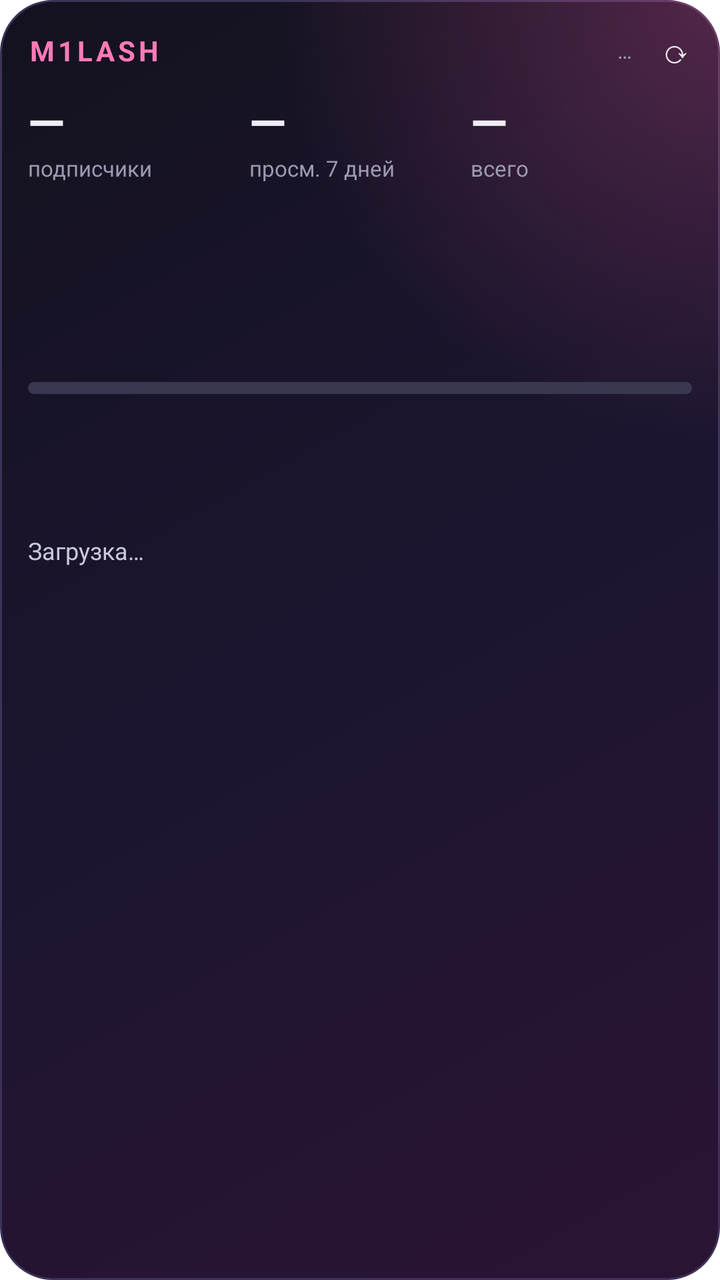
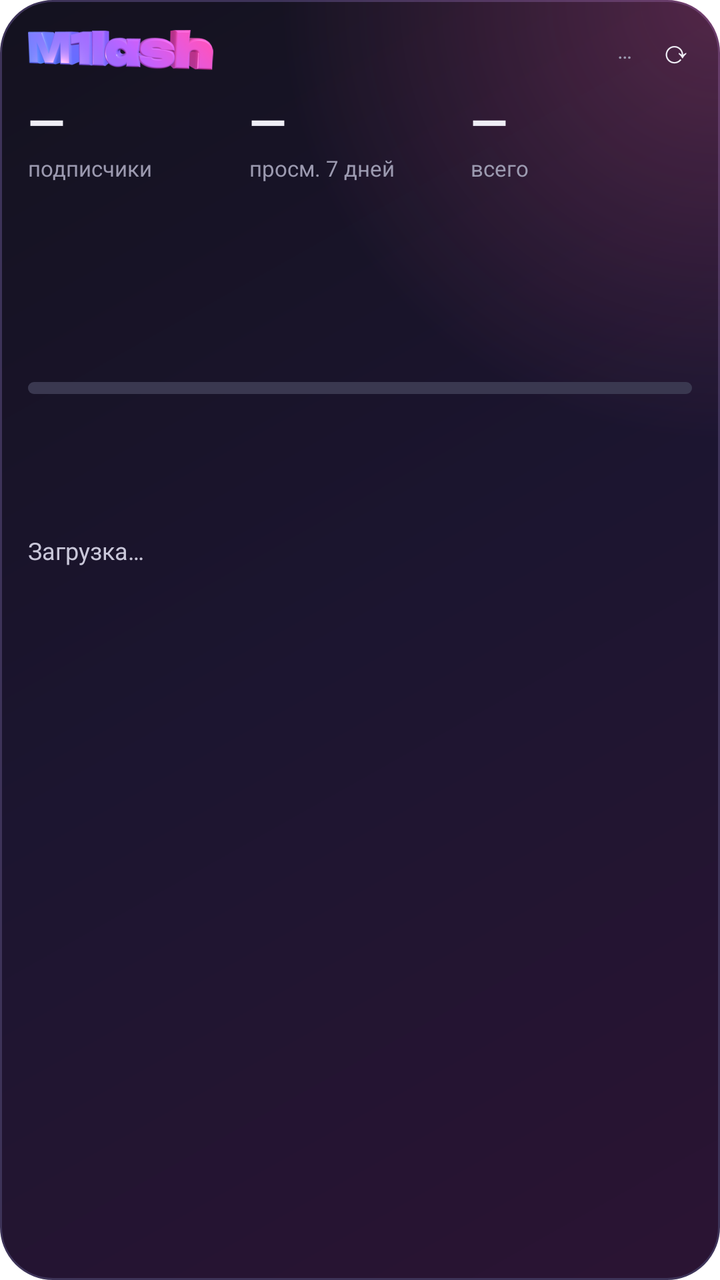

Before-and-after screenshots of an Android layout around one commit, followed by the original layout XML and the change that was made.
<!-- AndroidManifest.xml: fallback theme Theme.MaterialComponents.DayNight.NoActionBar -->
<!-- res/layout/widget.xml -->
<?xml version="1.0" encoding="utf-8"?>
<LinearLayout xmlns:android="http://schemas.android.com/apk/res/android" android:id="@+id/root"
    android:layout_width="match_parent" android:layout_height="match_parent" android:orientation="vertical"
    android:background="@drawable/bg" android:padding="14dp">
    <LinearLayout android:layout_width="match_parent" android:layout_height="wrap_content" android:orientation="horizontal" android:gravity="center_vertical">
        <TextView android:layout_width="0dp" android:layout_weight="1" android:layout_height="wrap_content" android:text="M1LASH" android:textColor="#FF7AB8" android:textStyle="bold" android:textSize="14sp" android:letterSpacing="0.12"/>
        <TextView android:id="@+id/updated" android:layout_width="wrap_content" android:layout_height="wrap_content" android:textColor="#9C9AB0" android:textSize="11sp" android:text="…"/>
        <TextView android:id="@+id/refresh" android:layout_width="wrap_content" android:layout_height="wrap_content" android:text="  ⟳" android:textColor="#EFEEF6" android:textSize="16sp" android:paddingStart="6dp"/>
    </LinearLayout>
    <LinearLayout android:layout_width="match_parent" android:layout_height="wrap_content" android:orientation="horizontal" android:layout_marginTop="8dp">
        <LinearLayout android:layout_width="0dp" android:layout_weight="1" android:layout_height="wrap_content" android:orientation="vertical">
            <TextView android:id="@+id/subs" android:layout_width="wrap_content" android:layout_height="wrap_content" android:text="—" android:textColor="#EFEEF6" android:textStyle="bold" android:textSize="24sp"/>
            <TextView android:layout_width="wrap_content" android:layout_height="wrap_content" android:text="подписчики" android:textColor="#9C9AB0" android:textSize="11sp"/>
        </LinearLayout>
        <LinearLayout android:layout_width="0dp" android:layout_weight="1" android:layout_height="wrap_content" android:orientation="vertical">
            <TextView android:id="@+id/week" android:layout_width="wrap_content" android:layout_height="wrap_content" android:text="—" android:textColor="#EFEEF6" android:textStyle="bold" android:textSize="24sp"/>
            <TextView android:id="@+id/delta" android:layout_width="wrap_content" android:layout_height="wrap_content" android:text="просм. 7 дней" android:textColor="#9C9AB0" android:textSize="11sp"/>
        </LinearLayout>
        <LinearLayout android:layout_width="0dp" android:layout_weight="1" android:layout_height="wrap_content" android:orientation="vertical">
            <TextView android:id="@+id/total" android:layout_width="wrap_content" android:layout_height="wrap_content" android:text="—" android:textColor="#EFEEF6" android:textStyle="bold" android:textSize="24sp"/>
            <TextView android:layout_width="wrap_content" android:layout_height="wrap_content" android:text="всего" android:textColor="#9C9AB0" android:textSize="11sp"/>
        </LinearLayout>
    </LinearLayout>
    <ImageView android:id="@+id/chart" android:layout_width="match_parent" android:layout_height="44dp" android:layout_marginTop="8dp" android:scaleType="fitXY" android:contentDescription="график"/>
    <TextView android:id="@+id/fresh" android:layout_width="match_parent" android:layout_height="wrap_content" android:layout_marginTop="6dp" android:textColor="#EFEEF6" android:textSize="12sp" android:maxLines="2" android:ellipsize="end"/>
    <LinearLayout android:layout_width="match_parent" android:layout_height="wrap_content" android:orientation="vertical" android:layout_marginTop="6dp">
        <TextView android:id="@+id/ypp" android:layout_width="match_parent" android:layout_height="wrap_content" android:textColor="#F0B54A" android:textSize="12sp" android:maxLines="1" android:ellipsize="end"/>
        <ProgressBar android:id="@+id/ypp_bar" style="@android:style/Widget.ProgressBar.Horizontal" android:layout_width="match_parent" android:layout_height="6dp" android:layout_marginTop="3dp" android:max="1000" android:progress="0" android:progressTint="#FF5FA8" android:progressBackgroundTint="#3A3850"/>
    </LinearLayout>
    <TextView android:id="@+id/today" android:layout_width="match_parent" android:layout_height="wrap_content" android:layout_marginTop="6dp" android:textColor="#FFD38A" android:textSize="12sp" android:textStyle="bold" android:maxLines="1" android:ellipsize="end"/>
    <TextView android:id="@+id/top" android:layout_width="match_parent" android:layout_height="wrap_content" android:layout_marginTop="6dp" android:textColor="#EFEEF6" android:textSize="12sp" android:maxLines="1" android:ellipsize="end"/>
    <TextView android:id="@+id/idea" android:layout_width="match_parent" android:layout_height="wrap_content" android:layout_marginTop="3dp" android:textColor="#8FD6FF" android:textSize="12sp" android:maxLines="2" android:ellipsize="end"/>
    <TextView android:id="@+id/review" android:layout_width="match_parent" android:layout_height="wrap_content" android:layout_marginTop="6dp" android:textColor="#F0B54A" android:textStyle="bold" android:textSize="13sp" android:visibility="gone"/>
    <TextView android:id="@+id/next" android:layout_width="match_parent" android:layout_height="wrap_content" android:layout_marginTop="6dp" android:textColor="#C9C7D9" android:textSize="12sp" android:maxLines="2" android:text="Загрузка…"/>
</LinearLayout>
<!-- resources referenced by this layout -->
<resources>
  <!-- drawable bg (drawable) -->
  <?xml version="1.0" encoding="utf-8"?>
  <layer-list xmlns:android="http://schemas.android.com/apk/res/android">
      <item><shape android:shape="rectangle">
          <gradient android:angle="315" android:startColor="#14121F" android:centerColor="#1C1530" android:endColor="#2B1433" />
          <corners android:radius="26dp" /><stroke android:width="1dp" android:color="#3D3358" /></shape></item>
      <item><shape android:shape="rectangle">
          <gradient android:type="radial" android:gradientRadius="220dp" android:centerX="1" android:centerY="0" android:startColor="#40FF5FA8" android:endColor="#00FF5FA8" />
          <corners android:radius="26dp" /></shape></item>
  </layer-list>
</resources>

<!-- the commit's change to res/layout/widget.xml (unified diff, before → after) -->
@@ -3,7 +3,7 @@
     android:layout_width="match_parent" android:layout_height="match_parent" android:orientation="vertical"
     android:background="@drawable/bg" android:padding="14dp">
     <LinearLayout android:layout_width="match_parent" android:layout_height="wrap_content" android:orientation="horizontal" android:gravity="center_vertical">
-        <TextView android:layout_width="0dp" android:layout_weight="1" android:layout_height="wrap_content" android:text="M1LASH" android:textColor="#FF7AB8" android:textStyle="bold" android:textSize="14sp" android:letterSpacing="0.12"/>
+        <ImageView android:layout_width="0dp" android:layout_weight="1" android:layout_height="20dp" android:src="@drawable/wordmark" android:scaleType="fitStart" android:adjustViewBounds="true" android:contentDescription="M1lash"/>
         <TextView android:id="@+id/updated" android:layout_width="wrap_content" android:layout_height="wrap_content" android:textColor="#9C9AB0" android:textSize="11sp" android:text="…"/>
         <TextView android:id="@+id/refresh" android:layout_width="wrap_content" android:layout_height="wrap_content" android:text="  ⟳" android:textColor="#EFEEF6" android:textSize="16sp" android:paddingStart="6dp"/>
     </LinearLayout>
<!-- resource entries referenced after the edit -->
@@ -10,5 +10,6 @@
           <gradient android:type="radial" android:gradientRadius="220dp" android:centerX="1" android:centerY="0" android:startColor="#40FF5FA8" android:endColor="#00FF5FA8" />
           <corners android:radius="26dp" /></shape></item>
   </layer-list>
+  <!-- drawable wordmark: png bitmap (drawable-nodpi, 24522 bytes) -->
 </resources>
 
